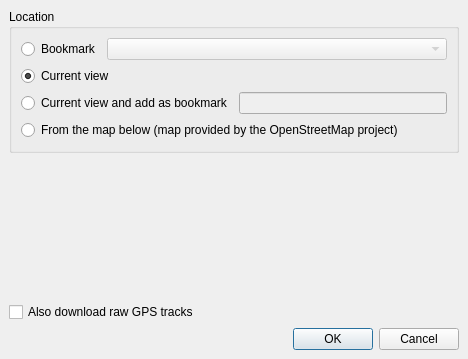
Old version of the form DownloadMapDialog.ui in the repository openstreetmap/merkaartor.
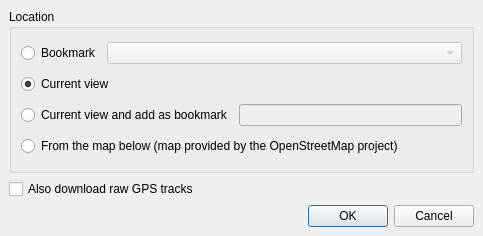
New version of the form.

Commit message: ADD : navigation with mid/right button in the slippy map (by Daniel van Gerpen)

What changed in the file:
```diff
--- a/DownloadMapDialog.ui
+++ b/DownloadMapDialog.ui
@@ -5,8 +5,8 @@
    <rect>
     <x>0</x>
     <y>0</y>
-    <width>468</width>
-    <height>359</height>
+    <width>483</width>
+    <height>236</height>
    </rect>
   </property>
   <property name="windowTitle" >
@@ -147,19 +147,6 @@
      </layout>
     </widget>
    </item>
-   <item>
-    <spacer>
-     <property name="orientation" >
-      <enum>Qt::Vertical</enum>
-     </property>
-     <property name="sizeHint" >
-      <size>
-       <width>20</width>
-       <height>40</height>
-      </size>
-     </property>
-    </spacer>
-   </item>
    <item>
     <widget class="QCheckBox" name="IncludeTracks" >
      <property name="text" >
```
The commit also changes 3 other files.
